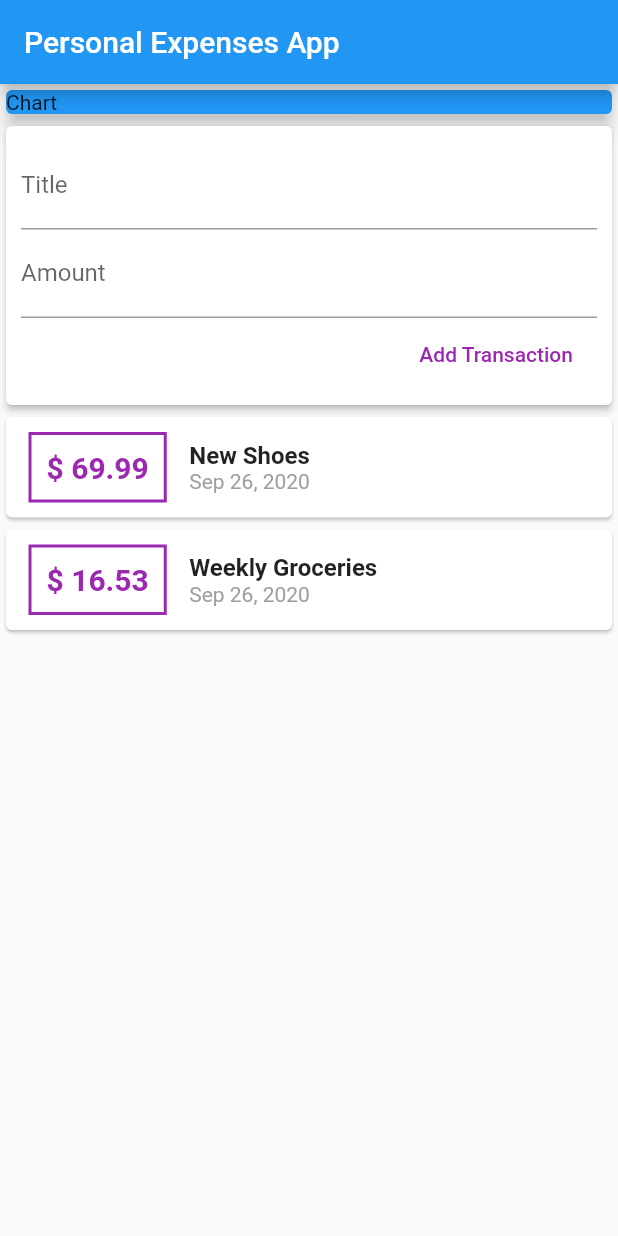
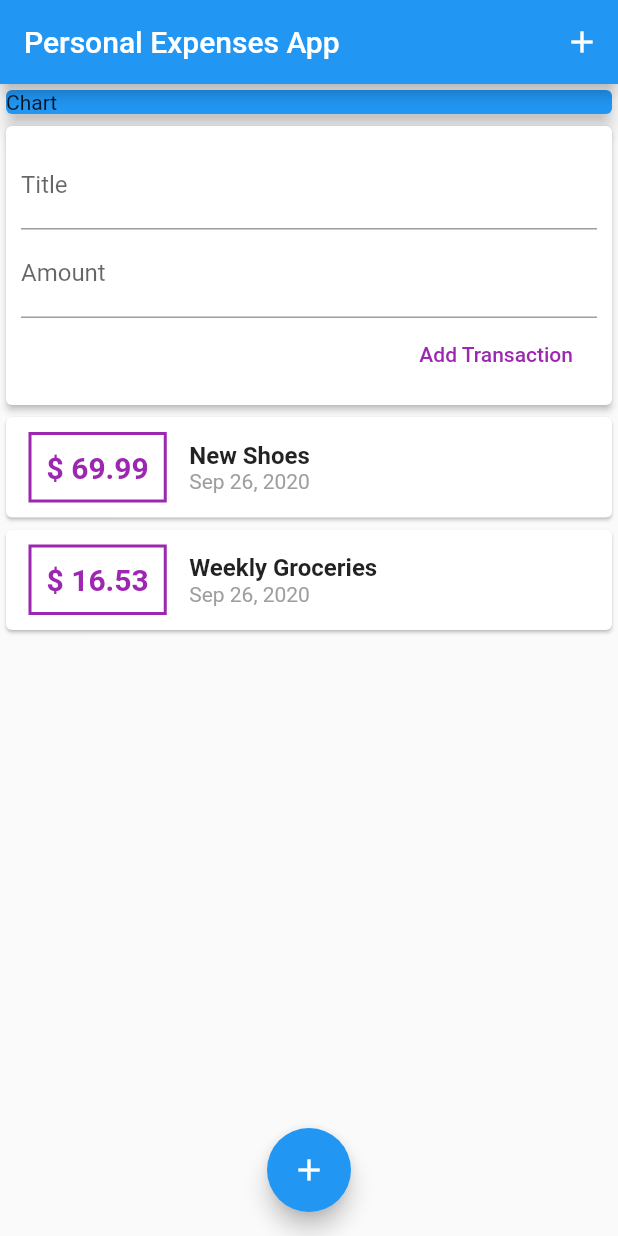
Before and after one commit to emralyilmaz/maxi_app2_-PersonalExpensesApp-, a Flutter app: the screen it shows after launch, on a phone screen of 412 x 824 dp. Run offline on Flutter 3.47's test engine with Material 2 defaults, Android fonts, the phone set to English and light mode, and no system bars.

Commit message:
91. Adding AppBar Buttons & Floating Action Buttons

```diff
--- a/lib/main.dart
+++ b/lib/main.dart
@@ -11,6 +11,7 @@ class MyApp extends StatelessWidget {
     return MaterialApp(
       title: 'Flutter Demo',
       home: MyHomePage(),
+      debugShowCheckedModeBanner: false,
     );
   }
 }
@@ -26,6 +27,7 @@ class MyHomePage extends StatelessWidget {
     return Scaffold(
       appBar: AppBar(
         title: Text("Personal Expenses App"),
+        actions: [IconButton(icon: Icon(Icons.add), onPressed: () {})],
       ),
       body: SingleChildScrollView(
         child: Column(
@@ -43,6 +45,10 @@ class MyHomePage extends StatelessWidget {
             UserTransactions(),
           ],
         ),
-        ));
+      ),
+      floatingActionButtonLocation: FloatingActionButtonLocation.centerFloat,
+      floatingActionButton:
+          FloatingActionButton(child: Icon(Icons.add), onPressed: () {}),
+    );
   }
 }
```
Lines whose indentation alone changed are shown as unchanged.
